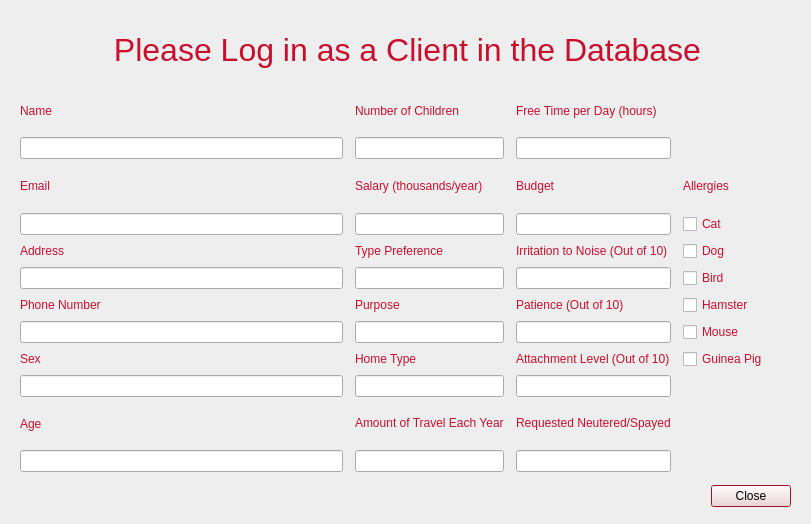
cameronhawtin/Animal-Farm-cuACS, file cuACS/viewprofile.ui: the form before one commit.
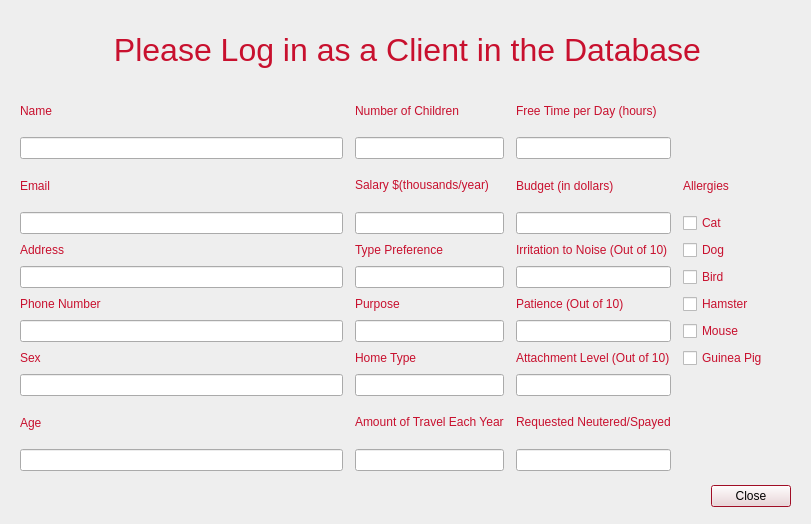
The form after the commit.

```diff
--- a/cuACS/viewprofile.ui
+++ b/cuACS/viewprofile.ui
@@ -234,7 +234,7 @@
      <x>20</x>
      <y>90</y>
      <width>771</width>
-     <height>382</height>
+     <height>381</height>
     </rect>
    </property>
    <layout class="QGridLayout" name="gridLayout_24" columnstretch="3,1,1,1">
@@ -260,7 +260,7 @@
        <bool>true</bool>
       </property>
       <property name="text">
-       <string>Budget</string>
+       <string>Budget (in dollars)</string>
       </property>
      </widget>
     </item>
@@ -467,7 +467,7 @@
        <bool>true</bool>
       </property>
       <property name="text">
-       <string>&lt;html&gt;&lt;head/&gt;&lt;body&gt;&lt;p&gt;Salary (thousands/year)&lt;/p&gt;&lt;/body&gt;&lt;/html&gt;</string>
+       <string>&lt;html&gt;&lt;head/&gt;&lt;body&gt;&lt;p&gt;Salary $(thousands/year)&lt;/p&gt;&lt;/body&gt;&lt;/html&gt;</string>
       </property>
      </widget>
     </item>
```
